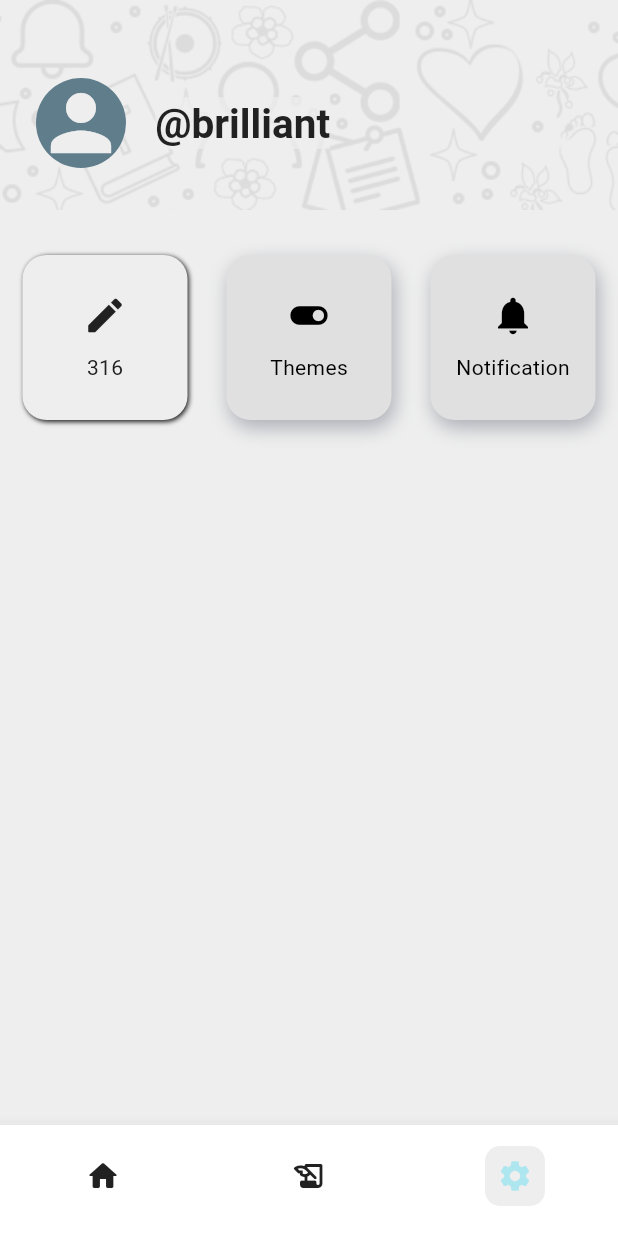
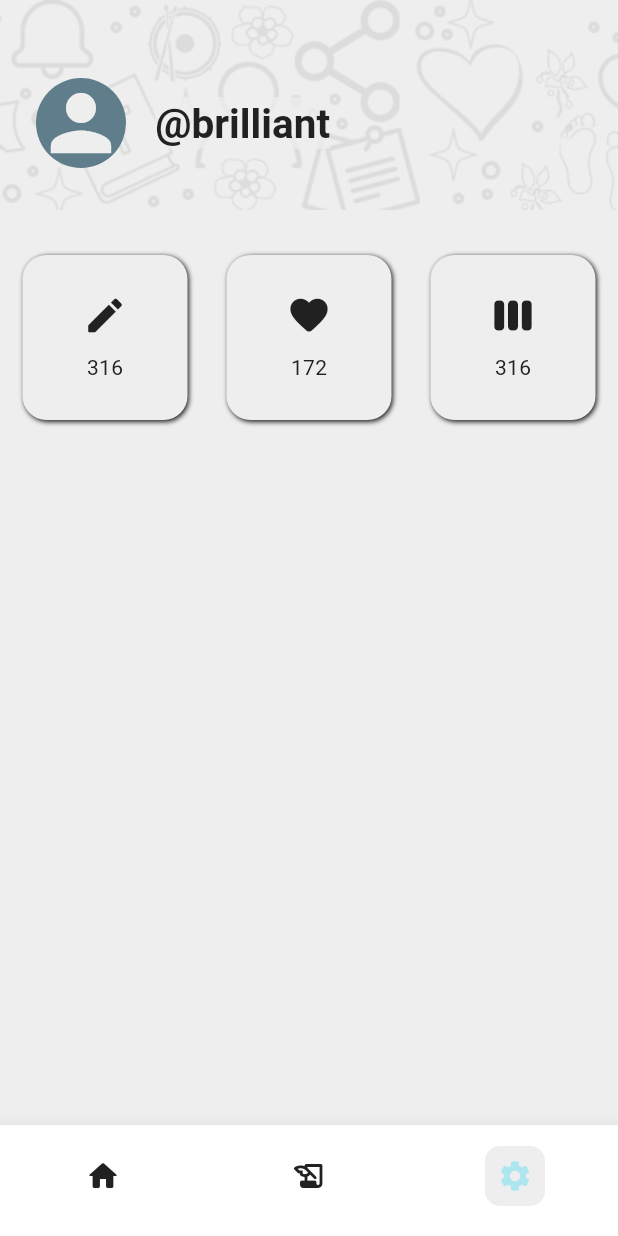
Before and after one commit to kwakyebrilliant/AFSbot, a Flutter app: the screen it shows after launch, item 3 of the bottom bar chosen, on a phone screen of 412 x 824 dp. Run offline on Flutter 3.47's test engine with Material 3 defaults, Android fonts, the phone set to English and light mode, and no system bars; our stand-ins replace shared_preferences.

Commit message:
setting page

```diff
--- a/lib/screens/settings/setting_page.dart
+++ b/lib/screens/settings/setting_page.dart
@@ -153,38 +153,44 @@
                           ),
                         ),
 
-                        //themes here
+                        //container for the number of favorite and its icon
                         Container(
                           height: 110.0,
                           width: 110.0,
                           decoration: BoxDecoration(
-                            color: Colors.grey[300],
+                            color: Theme.of(context).colorScheme.background,
                             borderRadius: BorderRadius.circular(16.0),
                             boxShadow: [
                               BoxShadow(
-                                color: const Color(0xFF17203A).withOpacity(0.3),
-                                offset: const Offset(2, 5),
-                                blurRadius: 10.0,
+                                color: Theme.of(context)
+                                    .colorScheme
+                                    .inversePrimary,
+                                offset: const Offset(1, 1),
+                                blurRadius: 2.0,
                               ),
                             ],
                           ),
-                          child: const Center(
+                          child: Center(
                             child: Column(
                               children: [
                                 Padding(
-                                  padding: EdgeInsets.only(top: 25.0),
+                                  padding: const EdgeInsets.only(top: 25.0),
                                   child: Icon(
-                                    Icons.toggle_on_rounded,
-                                    color: Colors.black,
+                                    Icons.favorite_rounded,
+                                    color: Theme.of(context)
+                                        .colorScheme
+                                        .inversePrimary,
                                     size: 30,
                                   ),
                                 ),
                                 Padding(
-                                  padding: EdgeInsets.only(top: 10.0),
+                                  padding: const EdgeInsets.only(top: 10.0),
                                   child: Text(
-                                    'Themes',
+                                    '172',
                                     style: TextStyle(
-                                      color: Colors.black,
+                                      color: Theme.of(context)
+                                          .colorScheme
+                                          .inversePrimary,
                                     ),
                                   ),
                                 ),
@@ -193,38 +199,44 @@
                           ),
                         ),
 
-                        //notifications
+                        //container for the number of visits in a week and its icon
                         Container(
                           height: 110.0,
                           width: 110.0,
                           decoration: BoxDecoration(
-                            color: Colors.grey[300],
+                            color: Theme.of(context).colorScheme.background,
                             borderRadius: BorderRadius.circular(16.0),
                             boxShadow: [
                               BoxShadow(
-                                color: const Color(0xFF17203A).withOpacity(0.3),
-                                offset: const Offset(2, 5),
-                                blurRadius: 10.0,
+                                color: Theme.of(context)
+                                    .colorScheme
+                                    .inversePrimary,
+                                offset: const Offset(1, 1),
+                                blurRadius: 2.0,
                               ),
                             ],
                           ),
-                          child: const Center(
+                          child: Center(
                             child: Column(
                               children: [
                                 Padding(
-                                  padding: EdgeInsets.only(top: 25.0),
+                                  padding: const EdgeInsets.only(top: 25.0),
                                   child: Icon(
-                                    Icons.notifications,
-                                    color: Colors.black,
+                                    Icons.view_week_rounded,
+                                    color: Theme.of(context)
+                                        .colorScheme
+                                        .inversePrimary,
                                     size: 30,
                                   ),
                                 ),
                                 Padding(
-                                  padding: EdgeInsets.only(top: 10.0),
+                                  padding: const EdgeInsets.only(top: 10.0),
                                   child: Text(
-                                    'Notification',
+                                    '316',
                                     style: TextStyle(
-                                      color: Colors.black,
+                                      color: Theme.of(context)
+                                          .colorScheme
+                                          .inversePrimary,
                                     ),
                                   ),
                                 ),
```
